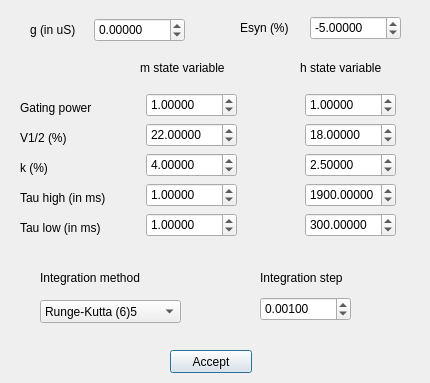
Before: the Qt Designer form model_library/synapse/Greenberg_Manor_2005/sm_gui_greenberg_manor_2005.ui in GNB-UAM/RTHybrid, drawn with Qt 5.
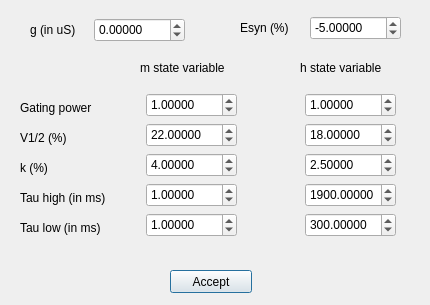
After: the same form once the commit is applied.

Commit message: Synapse models now have the same integration method and step than neuron models

Patch:
```diff
--- a/model_library/synapse/Greenberg_Manor_2005/sm_gui_greenberg_manor_2005.ui
+++ b/model_library/synapse/Greenberg_Manor_2005/sm_gui_greenberg_manor_2005.ui
@@ -10,7 +10,7 @@
     <x>0</x>
     <y>0</y>
     <width>430</width>
-    <height>383</height>
+    <height>305</height>
    </rect>
   </property>
   <property name="windowTitle">
@@ -20,7 +20,7 @@
    <property name="geometry">
     <rect>
      <x>170</x>
-     <y>350</y>
+     <y>270</y>
      <width>82</width>
      <height>23</height>
     </rect>
@@ -146,32 +146,6 @@
     <string>Esyn (%)</string>
    </property>
   </widget>
-  <widget class="QLabel" name="label_10">
-   <property name="geometry">
-    <rect>
-     <x>40</x>
-     <y>270</y>
-     <width>141</width>
-     <height>16</height>
-    </rect>
-   </property>
-   <property name="text">
-    <string>Integration method</string>
-   </property>
-  </widget>
-  <widget class="QLabel" name="label_11">
-   <property name="geometry">
-    <rect>
-     <x>260</x>
-     <y>270</y>
-     <width>111</width>
-     <height>16</height>
-    </rect>
-   </property>
-   <property name="text">
-    <string>Integration step</string>
-   </property>
-  </widget>
   <widget class="QDoubleSpinBox" name="doubleSpinBox_g">
    <property name="geometry">
     <rect>
@@ -433,61 +407,6 @@
     <double>1900.000000000000000</double>
    </property>
   </widget>
-  <widget class="QComboBox" name="comboBoxIntegration">
-   <property name="geometry">
-    <rect>
-     <x>40</x>
-     <y>300</y>
-     <width>141</width>
-     <height>23</height>
-    </rect>
-   </property>
-   <property name="currentIndex">
-    <number>3</number>
-   </property>
-   <item>
-    <property name="text">
-     <string>Euler</string>
-    </property>
-   </item>
-   <item>
-    <property name="text">
-     <string>Heun</string>
-    </property>
-   </item>
-   <item>
-    <property name="text">
-     <string>Runge-Kutta 4</string>
-    </property>
-   </item>
-   <item>
-    <property name="text">
-     <string>Runge-Kutta (6)5</string>
-    </property>
-   </item>
-  </widget>
-  <widget class="QDoubleSpinBox" name="doubleSpinBox_dt">
-   <property name="geometry">
-    <rect>
-     <x>260</x>
-     <y>297</y>
-     <width>91</width>
-     <height>24</height>
-    </rect>
-   </property>
-   <property name="decimals">
-    <number>5</number>
-   </property>
-   <property name="minimum">
-    <double>0.000000000000000</double>
-   </property>
-   <property name="maximum">
-    <double>99999.990000000005239</double>
-   </property>
-   <property name="value">
-    <double>0.001000000000000</double>
-   </property>
-  </widget>
  </widget>
  <resources/>
  <connections/>
```
The commit also changes 19 other files.
